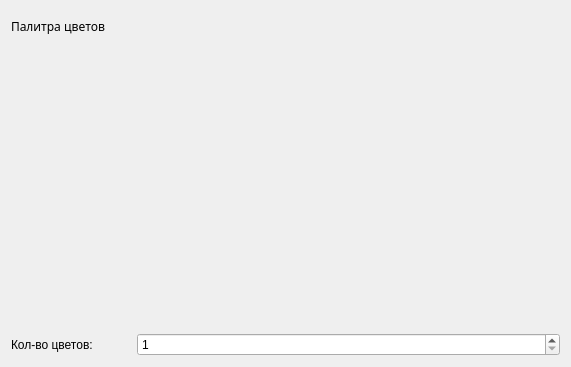
Above: color_palette.ui from FluffyTerror/Photoshop-project before the change. Below: the same form after it.
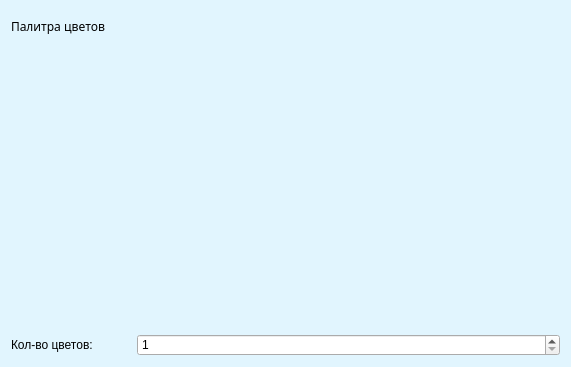
That is the form after the change.

```diff
--- a/color_palette.ui
+++ b/color_palette.ui
@@ -13,6 +13,9 @@
   <property name="windowTitle">
    <string>Form</string>
   </property>
+  <property name="styleSheet">
+   <string notr="true">QWidget#color_palette { background-color: #e1f5fe; }</string>
+  </property>
   <layout class="QGridLayout" name="gridLayout">
    <item row="3" column="0">
     <widget class="QLabel" name="label_spin">
```
